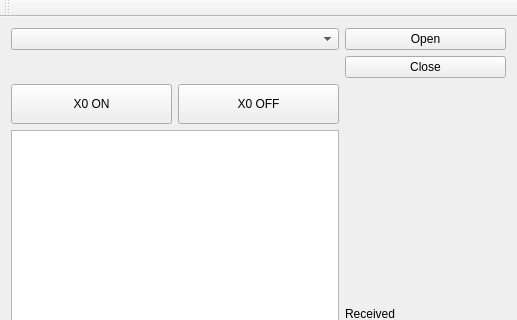
Chien-Mu/PLC-link, file mainwindow.ui: the form before one commit; both pictures show x 0 to 517 and y 0 to 320 of the 517 by 530 pixel window.
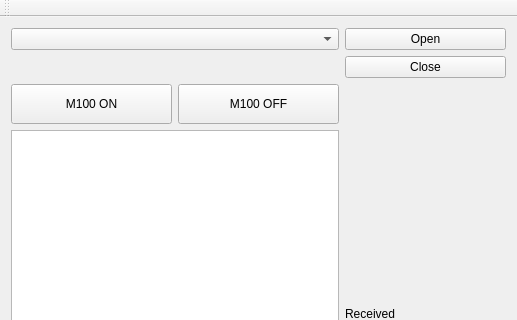
The form after the commit.

What changed in the file:
```diff
--- a/mainwindow.ui
+++ b/mainwindow.ui
@@ -31,7 +31,7 @@
        </sizepolicy>
       </property>
       <property name="text">
-       <string>X0 OFF</string>
+       <string>M100 OFF</string>
       </property>
      </widget>
     </item>
@@ -64,7 +64,7 @@
        </sizepolicy>
       </property>
       <property name="text">
-       <string>X0 ON</string>
+       <string>M100 ON</string>
       </property>
      </widget>
     </item>
```
Left out of the diff: 4 changed lines with no effect on the pictures.
